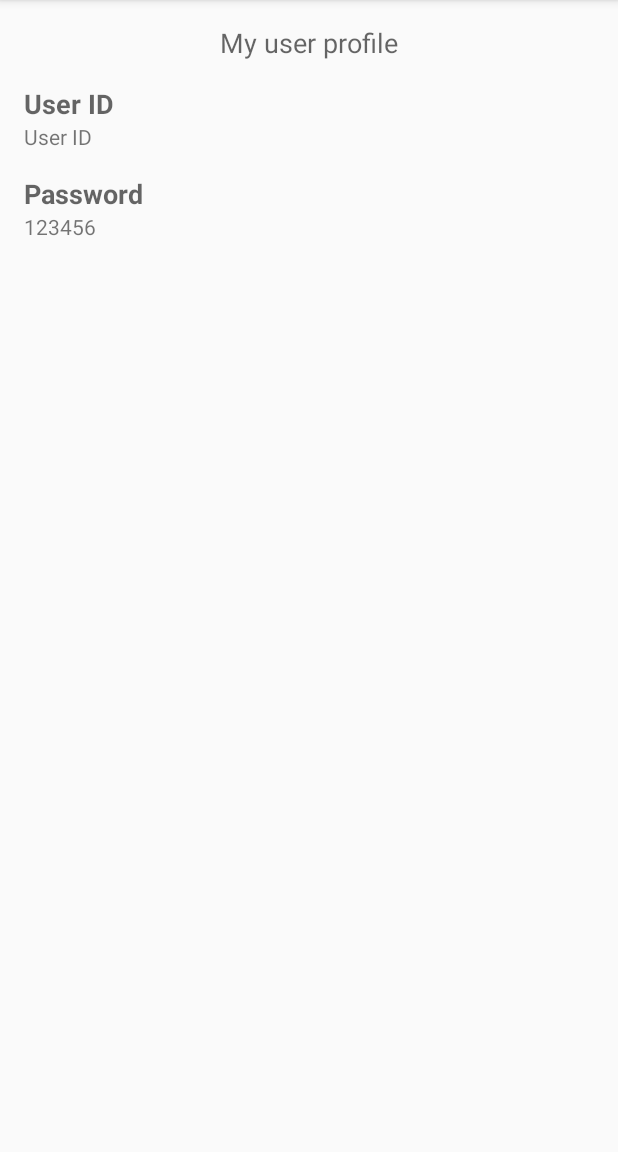
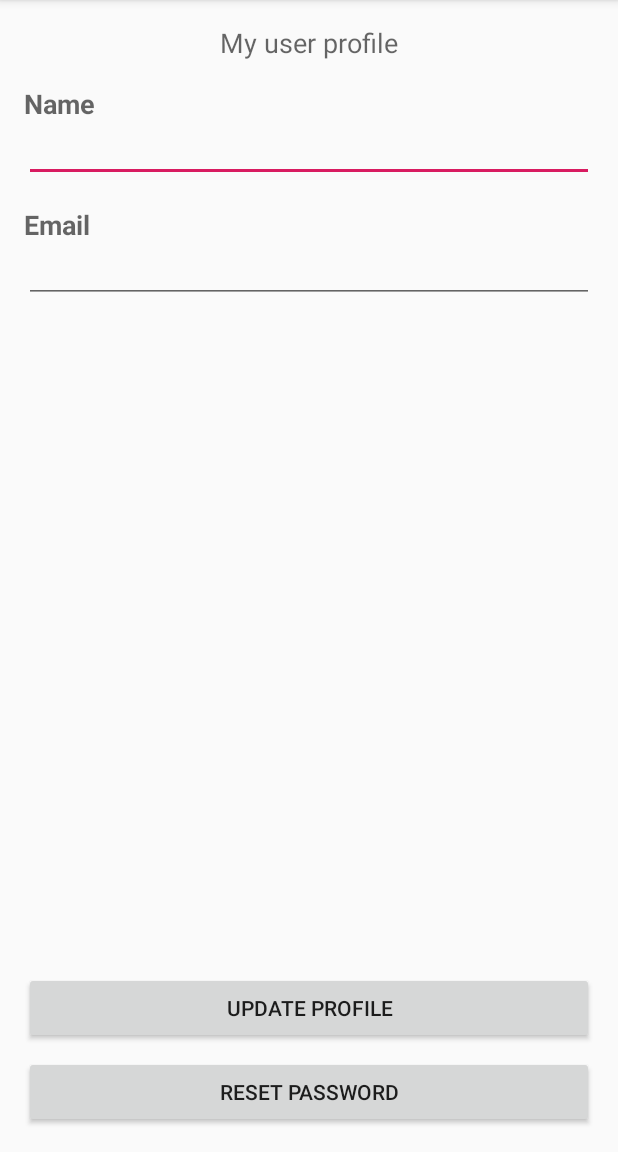
Before and after one commit to Amer-shanawany/Android-project, an Android app: the MyProfileActivity screen opened directly, with no data from a screen before it, on a phone screen of 412 x 824 dp, the part 84-1236 px from its top. Run offline under Robolectric (Android 15) with nearby library versions, the phone set to English and light mode, and no system bars; our stand-ins replace Firebase (no records; nobody signed in at launch, a user with empty details on screens opened directly).

Commit message:
UPDATED LOGIN & PROFILE

```diff
--- a/app/src/main/java/com/ap/fietskorier/LoginActivity.java
+++ b/app/src/main/java/com/ap/fietskorier/LoginActivity.java
@@ -82,7 +82,11 @@ public class LoginActivity extends AppCompatActivity {
         checkbox_autofill = findViewById(R.id.checkbox_autofill);
 
         loadData();
-        updateViews();
+
+        if (checkbox) {
+            updateViews();
+
+        }
 
         mAuthStateListener = new FirebaseAuth.AuthStateListener(){
 
@@ -106,15 +110,14 @@ public class LoginActivity extends AppCompatActivity {
                         }
                     });
 
+                    //Intent i = new Intent(LoginActivity.this,ShipmentActivity.class );
+                    //startActivity(i);
 
-
-                    Intent i = new Intent(LoginActivity.this,ShipmentActivity.class );
-
-                    startActivity(i);
                  }else{Toast.makeText(LoginActivity.this,"Please Login",Toast.LENGTH_SHORT).show();
                 }
             }
         };
+
         Btn_singIn.setOnClickListener(new View.OnClickListener() {
             @Override
             public void onClick(View v) {
@@ -144,8 +147,8 @@ public class LoginActivity extends AppCompatActivity {
                                     Toast.makeText(LoginActivity.this,"Login Error, Please login again", Toast.LENGTH_SHORT).show();
                                 }else{
                                     if(mFirebaseAuth.getCurrentUser().isEmailVerified()){
-                                    Intent intToHome = new Intent(LoginActivity.this,HomeActivity.class);
 
+                                    Intent intToHome = new Intent(LoginActivity.this,ShipmentActivity.class);
 
                                         User user = new User(mFirebaseAuth.getUid(),"none",mFirebaseAuth.getCurrentUser().getEmail());
                                         ((UserClient)(getApplicationContext())).setUser(user);
@@ -174,7 +177,7 @@ public class LoginActivity extends AppCompatActivity {
 
                                         mDocRef.set(dataToSave);
 
-                                        //saveData();
+                                        saveData();
 
                                         startActivity(intToHome);}else{
                                         Toast.makeText(LoginActivity.this,"please verify your email first and try again",Toast.LENGTH_LONG).show();
--- a/app/src/main/java/com/ap/fietskorier/MyProfileActivity.java
+++ b/app/src/main/java/com/ap/fietskorier/MyProfileActivity.java
@@ -3,20 +3,31 @@ package com.ap.fietskorier;
 import android.content.Intent;
 import android.os.Bundle;
 
-import com.google.android.material.floatingactionbutton.FloatingActionButton;
-import com.google.android.material.snackbar.Snackbar;
+import com.google.android.gms.tasks.OnCompleteListener;
+import com.google.android.gms.tasks.Task;
 import com.google.firebase.auth.FirebaseAuth;
+import com.google.firebase.auth.FirebaseUser;
+import com.google.firebase.auth.UserProfileChangeRequest;
 
 import androidx.annotation.NonNull;
 import androidx.appcompat.app.AppCompatActivity;
 import androidx.appcompat.widget.Toolbar;
 
+import android.util.Log;
 import android.view.Menu;
 import android.view.MenuInflater;
 import android.view.MenuItem;
 import android.view.View;
+import android.widget.Button;
+import android.widget.EditText;
 
 public class MyProfileActivity extends AppCompatActivity {
+
+    String name;
+    String email;
+
+    Button btn_update;
+    Button btn_reset;
 
     @Override
     protected void onCreate(Bundle savedInstanceState) {
@@ -24,6 +35,80 @@ public class MyProfileActivity extends AppCompatActivity {
         setContentView(R.layout.activity_my_profile);
         Toolbar toolbar = findViewById(R.id.toolbar);
         setSupportActionBar(toolbar);
+
+        EditText textName = findViewById(R.id.name);
+        EditText textEmail = findViewById(R.id.email);
+
+        FirebaseUser user = FirebaseAuth.getInstance().getCurrentUser();
+        if (user != null) {
+            // User is signed in
+            name = user.getDisplayName();
+            email = user.getEmail();
+        } else {
+            // No user is signed in
+        }
+
+        textName.setText(name);
+        textEmail.setText(email);
+
+        btn_reset = findViewById(R.id.button_resetPassword);
+        btn_reset.setOnClickListener(new View.OnClickListener() {
+            @Override
+            public void onClick(View v) {
+                FirebaseAuth auth = FirebaseAuth.getInstance();
+                String emailAddress = email;
+
+                auth.sendPasswordResetEmail(emailAddress)
+                        .addOnCompleteListener(new OnCompleteListener<Void>() {
+                            @Override
+                            public void onComplete(@NonNull Task<Void> task) {
+                                if (task.isSuccessful()) {
+                                    //Log.d(TAG, "Email sent.");
+                                }
+                            }
+                        });
+            }
+        });
+
+        btn_update = findViewById(R.id.button_updateProfile);
+        btn_update.setOnClickListener(new View.OnClickListener() {
+            @Override
+            public void onClick(View v) {
+
+                String newEmail = textEmail.getText().toString();
+                String newName = textName.getText().toString();
+
+                FirebaseUser user = FirebaseAuth.getInstance().getCurrentUser();
+
+                UserProfileChangeRequest profileUpdates = new UserProfileChangeRequest.Builder()
+                        .setDisplayName(newName).build();
+
+                user.updateProfile(profileUpdates)
+                        .addOnCompleteListener(new OnCompleteListener<Void>() {
+                            @Override
+                            public void onComplete(@NonNull Task<Void> task) {
+                                if (task.isSuccessful()) {
+                                    //Log.d(TAG, "User profile updated.");
+                                }
+                            }
+                        });
+
+                user.updateEmail(newEmail)
+                        .addOnCompleteListener(new OnCompleteListener<Void>() {
+                            @Override
+                            public void onComplete(@NonNull Task<Void> task) {
+                                if (task.isSuccessful()) {
+                                    //Log.d(TAG, "User email address updated.");
+                                }
+                            }
+                        });
+            }
+
+
+
+        });
+
+
     }
 
     @Override
@@ -32,6 +117,9 @@ public class MyProfileActivity extends AppCompatActivity {
         inflater.inflate(R.menu.menu,menu);
         return true;
     }
+
+
+
 
     @Override
     public boolean onOptionsItemSelected(@NonNull MenuItem item) {
--- a/app/src/main/java/com/ap/fietskorier/Package.java
+++ b/app/src/main/java/com/ap/fietskorier/Package.java
@@ -125,7 +125,7 @@ public class Package {
     }
 
     public boolean isPicked() {
-        return isPicked;
+        return true;
     }
 
     public void setPicked(boolean picked) {
--- a/app/src/main/res/layout/activity_my_profile.xml
+++ b/app/src/main/res/layout/activity_my_profile.xml
@@ -21,7 +21,7 @@
             android:layout_height="?attr/actionBarSize"
             android:background="?attr/colorPrimary"
             android:theme="@style/ThemeOverlay.AppCompat.ActionBar"
-            app:popupTheme="@style/ThemeOverlay.AppCompat.Light"/>
+            app:popupTheme="@style/ThemeOverlay.AppCompat.Light" />
 
     </com.google.android.material.appbar.AppBarLayout>
 
@@ -41,7 +41,7 @@
         app:layout_constraintTop_toBottomOf="@+id/appBarLayout" />
 
     <TextView
-        android:id="@+id/UserID_title"
+        android:id="@+id/name_title"
         android:layout_width="0dp"
         android:layout_height="wrap_content"
         android:layout_marginStart="16dp"
@@ -49,7 +49,7 @@
         android:layout_marginTop="16dp"
         android:layout_marginEnd="16dp"
         android:layout_marginRight="16dp"
-        android:text="User ID"
+        android:text="Name"
         android:textAppearance="@style/TextAppearance.AppCompat.Medium"
         android:textStyle="bold"
         app:layout_constraintEnd_toEndOf="parent"
@@ -57,19 +57,19 @@
         app:layout_constraintStart_toStartOf="parent"
         app:layout_constraintTop_toBottomOf="@+id/page_title" />
 
-    <TextView
-        android:id="@+id/UserID"
+    <EditText
+        android:id="@+id/name"
         android:layout_width="0dp"
         android:layout_height="wrap_content"
-        android:text="User ID"
+        android:text="name"
         android:textAppearance="@style/TextAppearance.AppCompat.Small"
-        app:layout_constraintEnd_toEndOf="@+id/UserID_title"
-        app:layout_constraintStart_toStartOf="@+id/UserID_title"
-        app:layout_constraintTop_toBottomOf="@+id/UserID_title" />
+        app:layout_constraintEnd_toEndOf="@+id/name_title"
+        app:layout_constraintStart_toStartOf="@+id/name_title"
+        app:layout_constraintTop_toBottomOf="@+id/name_title" />
 
 
     <TextView
-        android:id="@+id/password_title"
+        android:id="@+id/email_title"
         android:layout_width="0dp"
         android:layout_height="wrap_content"
         android:layout_marginStart="16dp"
@@ -77,22 +77,54 @@
         android:layout_marginTop="16dp"
         android:layout_marginEnd="16dp"
         android:layout_marginRight="16dp"
-        android:text="Password"
+        android:text="Email"
         android:textAppearance="@style/TextAppearance.AppCompat.Medium"
         android:textStyle="bold"
         app:layout_constraintEnd_toEndOf="parent"
         app:layout_constraintHorizontal_bias="0.0"
         app:layout_constraintStart_toStartOf="parent"
-        app:layout_constraintTop_toBottomOf="@id/UserID" />
+        app:layout_constraintTop_toBottomOf="@id/name" />
 
-    <TextView
-        android:id="@+id/password"
+    <EditText
+        android:id="@+id/email"
         android:layout_width="0dp"
         android:layout_height="wrap_content"
-        android:text="123456"
+        android:text="email"
         android:textAppearance="@style/TextAppearance.AppCompat.Small"
-        app:layout_constraintEnd_toEndOf="@id/password_title"
-        app:layout_constraintStart_toStartOf="@id/password_title"
-        app:layout_constraintTop_toBottomOf="@id/password_title" />
+        app:layout_constraintEnd_toEndOf="@id/email_title"
+        app:layout_constraintStart_toStartOf="@id/email_title"
+        app:layout_constraintTop_toBottomOf="@id/email_title" />
+
+
+    <Button
+        android:id="@+id/button_updateProfile"
+        android:layout_width="0dp"
+        android:layout_height="wrap_content"
+        android:layout_marginStart="16dp"
+        android:layout_marginLeft="16dp"
+        android:layout_marginEnd="16dp"
+        android:layout_marginRight="16dp"
+        android:layout_marginBottom="8dp"
+        android:text="Update profile"
+        app:layout_constraintBottom_toTopOf="@+id/button_resetPassword"
+        app:layout_constraintEnd_toEndOf="parent"
+        app:layout_constraintHorizontal_bias="1.0"
+        app:layout_constraintStart_toStartOf="parent" />
+
+    <Button
+        android:id="@+id/button_resetPassword"
+        android:layout_width="0dp"
+        android:layout_height="wrap_content"
+        android:layout_marginStart="16dp"
+        android:layout_marginLeft="16dp"
+        android:layout_marginEnd="16dp"
+        android:layout_marginRight="16dp"
+        android:layout_marginBottom="16dp"
+        android:text="Reset password"
+        app:layout_constraintBottom_toBottomOf="parent"
+        app:layout_constraintEnd_toEndOf="parent"
+        app:layout_constraintHorizontal_bias="1.0"
+        app:layout_constraintStart_toStartOf="parent" />
+
 
 </androidx.constraintlayout.widget.ConstraintLayout>
```
